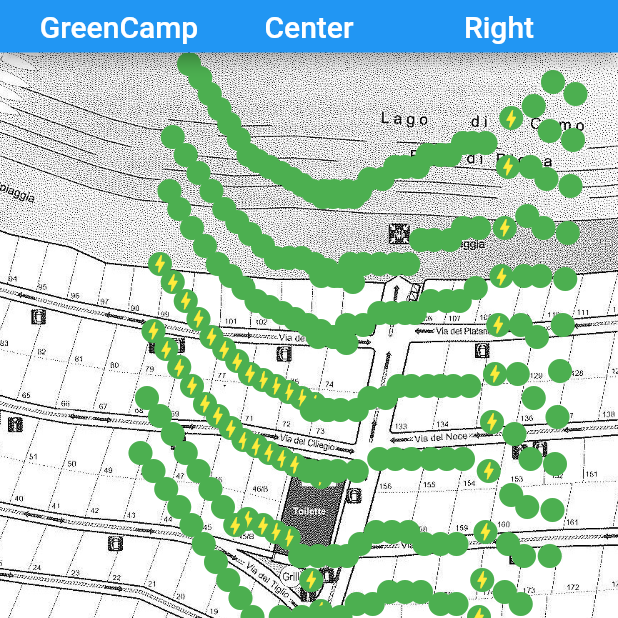
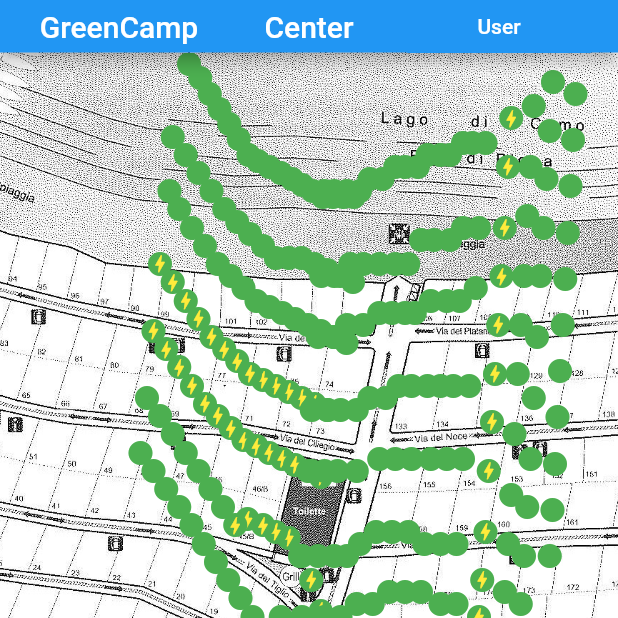
Before and after one commit to SiniMini04/GreenCamp, a Flutter app: the screen it shows after launch, on a phone screen of 412 x 824 dp, the top half of it. Run offline on Flutter 3.47's test engine with Material 2 defaults, Android fonts, the phone set to English and light mode, and no system bars; our stand-ins replace logger; missing offline and left inert: mysql1.

Commit message:
Navigationsbar:Login:01
Added Login Button to Navbar

```diff
--- a/greencamp/lib/main.dart
+++ b/greencamp/lib/main.dart
@@ -68,9 +68,15 @@ class _MyAppState extends State<MyApp> {
                         ),
                       ),
                       Expanded(
+                        child: ElevatedButton(
                           child: Text(
-                          'Right',
+                            'User',
                             textAlign: TextAlign.center,
+                          ),
+                          onPressed: () {},
+                          style: ElevatedButton.styleFrom(
+                            elevation: 0,
+                          ),
                         ),
                       ),
                     ],
@@ -96,7 +102,7 @@ class _MyAppState extends State<MyApp> {
                           _isLoading
                               ? CircularProgressIndicator()
                               : IconButton(
-                                  onPressed: (() => positioninfos(context)),
+                                  onPressed: () => positioninfos(context),
                                   icon: const Icon(Icons.fiber_manual_record),
                                   color: _isButtonFree[index]
                                       ? Colors.red
@@ -112,7 +118,8 @@ class _MyAppState extends State<MyApp> {
                                 Icons.bolt,
                                 color: Colors.yellow,
                                 size: 15.0,
-                            )),
+                              ),
+                            ),
                         ],
                       ),
                     ),
@@ -125,5 +132,3 @@ class _MyAppState extends State<MyApp> {
     );
   }
 }
-
-class BasicDialogAlert {}
```
Lines whose indentation alone changed are shown as unchanged.
